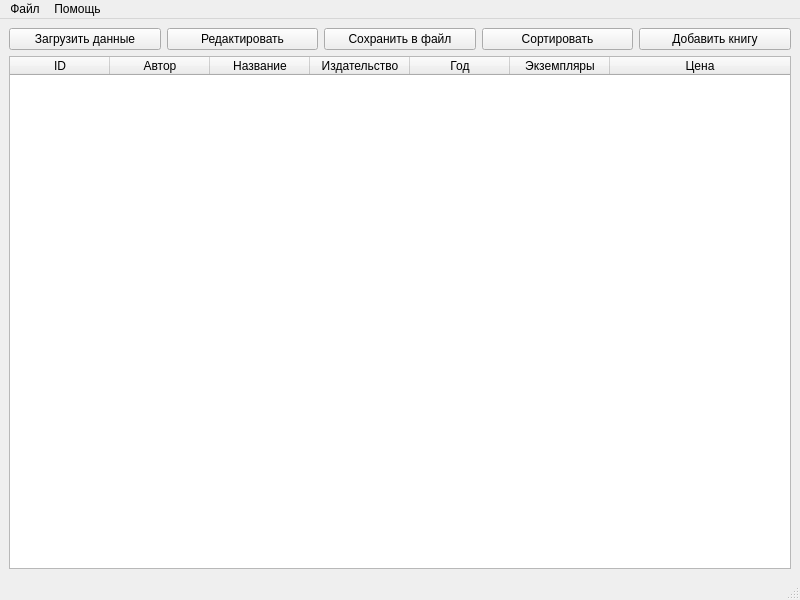
Old version of the form book_manager.ui in the repository Miilleennaa/BOOK_MANAGER.
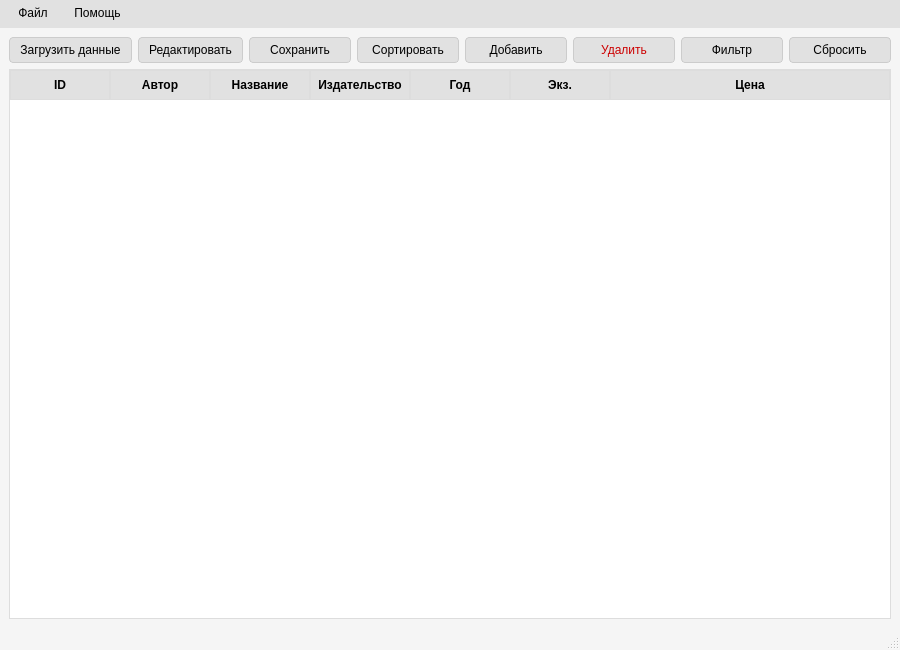
New version of the form.

Commit message: Добавление фильтра и удаления

What changed in the file:
```diff
--- a/book_manager.ui
+++ b/book_manager.ui
@@ -6,17 +6,47 @@
    <rect>
     <x>0</x>
     <y>0</y>
-    <width>800</width>
-    <height>600</height>
+    <width>900</width>  
+    <height>650</height> 
    </rect>
   </property>
   <property name="windowTitle">
-   <string>Book Manager</string>
+   <string>Менеджер книг</string>  
+  </property>
+  <property name="styleSheet">
+   <string notr="true">
+    QMainWindow {
+        background-color: #f5f5f5;
+        font-family: Segoe UI;
+        font-size: 9pt;
+    }
+    QPushButton {
+        background-color: #e1e1e1;
+        border: 1px solid #ccc;
+        border-radius: 4px;
+        padding: 5px 10px;
+        min-width: 80px;
+    }
+    QPushButton:hover {
+        background-color: #d1d1d1;
+    }
+    QTableWidget {
+        background-color: white;
+        border: 1px solid #ddd;
+        alternate-background-color: #f9f9f9;  
+    }
+    QHeaderView::section {
+        background-color: #e1e1e1;
+        padding: 5px;
+        border: 1px solid #ddd;
+        font-weight: bold;
+    }
+   </string>
   </property>
   <widget class="QWidget" name="centralwidget">
-   <layout class="QVBoxLayout" name="verticalLayout">
+   <layout class="QVBoxLayout" name="verticalLayout" spacing="10"> 
     <item>
-     <layout class="QHBoxLayout" name="horizontalLayout">
+     <layout class="QHBoxLayout" name="horizontalLayout" spacing="5">  
       <item>
        <widget class="QPushButton" name="pushButton_load">
         <property name="text">
@@ -34,7 +64,10 @@
       <item>
        <widget class="QPushButton" name="pushButton_save">
         <property name="text">
-         <string>Сохранить в файл</string>
+         <string>Сохранить</string>  
+        </property>
+        <property name="toolTip">
+         <string>Сохранить данные в файл</string>
         </property>
        </widget>
       </item>
@@ -48,7 +81,43 @@
       <item>
        <widget class="QPushButton" name="pushButton_add">
         <property name="text">
-         <string>Добавить книгу</string>
+         <string>Добавить</string> 
+        </property>
+        <property name="toolTip">
+         <string>Добавить новую книгу</string>
+        </property>
+       </widget>
+      </item>
+      <item>
+       <widget class="QPushButton" name="pushButton_delete">
+        <property name="text">
+         <string>Удалить</string>
+        </property>
+        <property name="toolTip">
+         <string>Удалить выбранную книгу</string>
+        </property>
+        <property name="styleSheet">
+         <string notr="true">color: #c00;</string>  
+        </property>
+       </widget>
+      </item>
+      <item>
+       <widget class="QPushButton" name="pushButton_filter">
+        <property name="text">
+         <string>Фильтр</string>
+        </property>
+        <property name="toolTip">
+         <string>Фильтровать книги</string>
+        </property>
+       </widget>
+      </item>
+      <item>
+       <widget class="QPushButton" name="pushButton_clear_filter">
+        <property name="text">
+         <string>Сбросить</string> 
+        </property>
+        <property name="toolTip">
+         <string>Сбросить фильтр</string>
         </property>
        </widget>
       </item>
@@ -59,9 +128,27 @@
       <property name="editTriggers">
        <set>QAbstractItemView::NoEditTriggers</set>
       </property>
+      <property name="selectionMode">
+       <enum>QAbstractItemView::SingleSelection</enum>
+      </property>
+      <property name="selectionBehavior">
+       <enum>QAbstractItemView::SelectRows</enum>
+      </property>
+      <property name="alternatingRowColors">
+       <bool>true</bool> 
+      </property>
+      <property name="showGrid">
+       <bool>true</bool>  
+      </property>
+      <property name="gridStyle">
+       <enum>Qt::DotLine</enum> 
+      </property>
       <attribute name="horizontalHeaderStretchLastSection">
        <bool>true</bool>
       </attribute>
+      <attribute name="verticalHeaderVisible">
+       <bool>false</bool>  
+      </attribute>
       <column>
        <property name="text">
         <string>ID</string>
@@ -89,7 +176,10 @@
       </column>
       <column>
        <property name="text">
-        <string>Экземпляры</string>
+        <string>Экз.</string> 
+       </property>
+       <property name="toolTip">
+        <string>Количество экземпляров</string>
        </property>
       </column>
       <column>
@@ -106,10 +196,24 @@
     <rect>
      <x>0</x>
      <y>0</y>
-     <width>800</width>
-     <height>21</height>
+     <width>900</width>
+     <height>25</height>  
     </rect>
    </property>
+   <property name="styleSheet">
+    <string notr="true">
+     QMenuBar {
+         background-color: #e1e1e1;
+         padding: 2px;
+     }
+     QMenuBar::item {
+         padding: 5px 10px;
+     }
+     QMenuBar::item:selected {
+         background-color: #d1d1d1;
+     }
+    </string>
+   </property>
    <widget class="QMenu" name="menuFile">
     <property name="title">
      <string>Файл</string>
```
Left out of the diff: 21 changed lines with no effect on the pictures. The commit also changes 2 other files.
